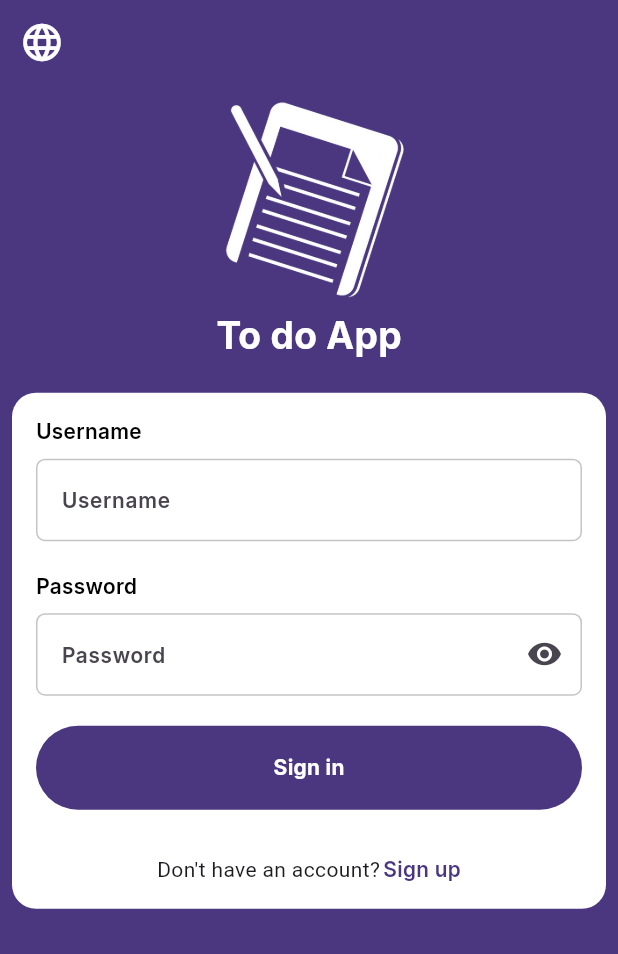
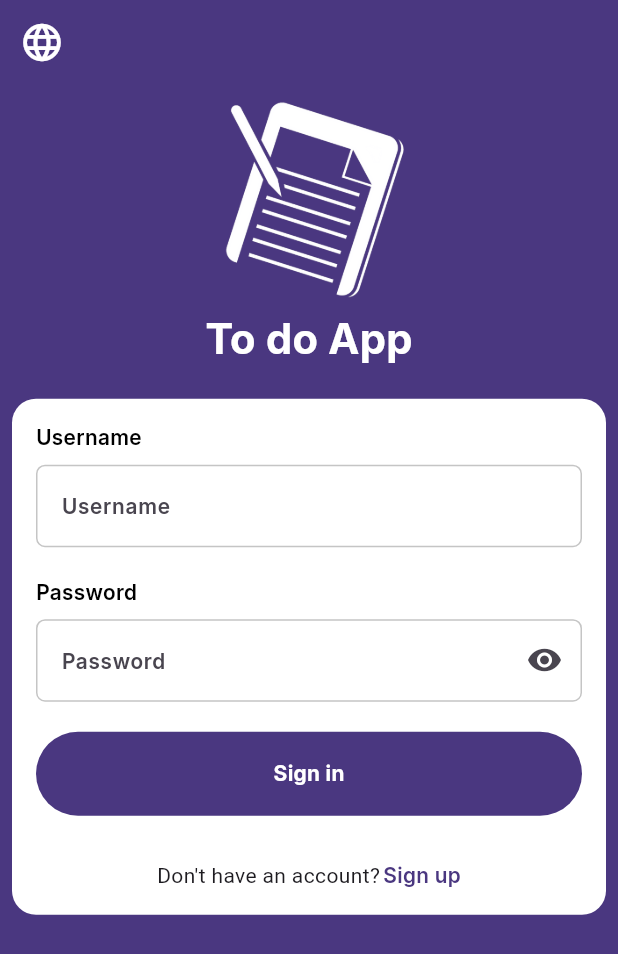
Before and after one commit to vuekah/todo_app_flutter, a Flutter app: the screen it shows after launch, on a phone screen of 412 x 824 dp. Shown: the top 954 px of the screen. Run offline on Flutter 3.47's test engine with Material 3 defaults, Android fonts, the light colour scheme and no system bars; our stand-ins replace shared_preferences, supabase_flutter; accounts and stored records are empty; generated files the repository leaves out were written again.

Commit message:
refactor code

```diff
--- a/lib/pages/home/home_page.dart
+++ b/lib/pages/home/home_page.dart
@@ -43,6 +43,7 @@ class _HomePageState extends State<HomePage> {
 
   Widget _buildBody(BuildContext context) {
     return SafeArea(
+      bottom: false,
       child: Stack(
         children: [
           _buildBackground(context),
--- a/lib/theme/text_style.dart
+++ b/lib/theme/text_style.dart
@@ -12,7 +12,7 @@ class MyAppStyles {
   );
   static const todoListTitleTextStyle = TextStyle(
     fontWeight: FontWeight.w700,
-    fontSize: 25,
+    fontSize: 28,
     fontFamily: FontFamily.inter,
     color: MyAppColors.whiteColor,
   );
```
Also changed, not shown: 6 other files.
